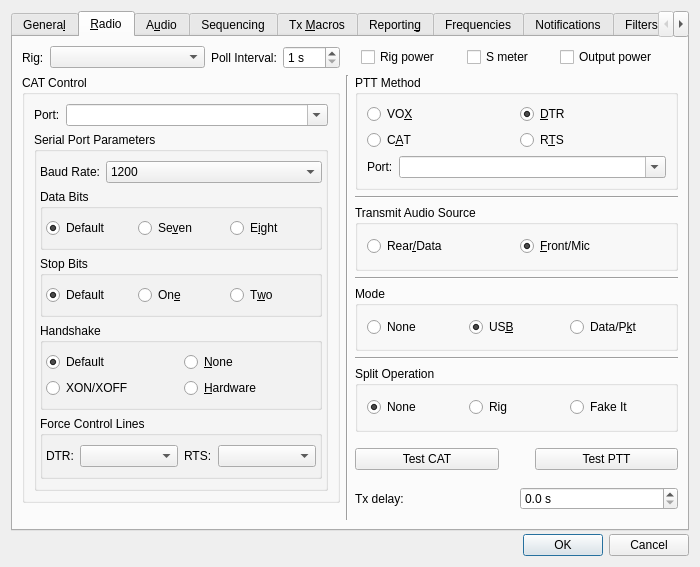
The window that Configuration.ui (jtdx-project/jtdx) describes before a commit, drawn with Qt 5.
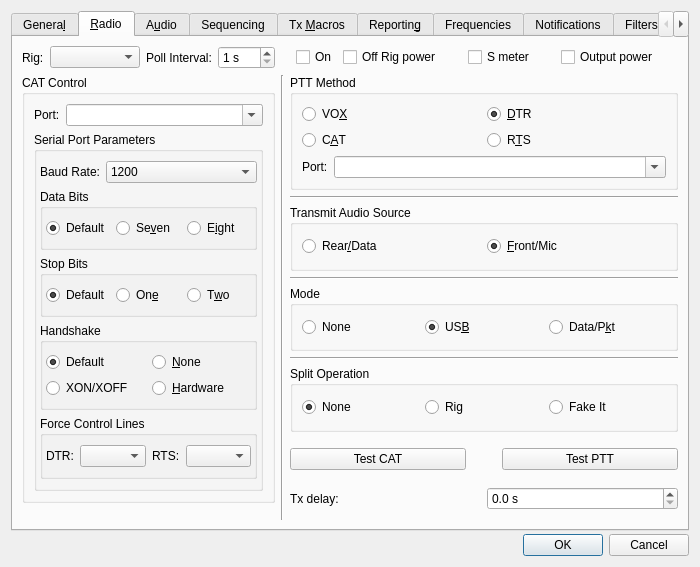
The same window after the commit. The open tabs and pages were chosen to show the change.

Diff of the .ui file:
```diff
--- a/Configuration.ui
+++ b/Configuration.ui
@@ -750,7 +750,23 @@
             <string>&lt;html&gt;&lt;head/&gt;&lt;body&gt;&lt;p&gt;Request switch on/off rig power when supported in  Hamlib.&lt;/p&gt;&lt;/body&gt;&lt;/html&gt;</string>
            </property>
            <property name="text">
-            <string>Rig power</string>
+            <string>On</string>
+           </property>
+          </widget>
+         </item>
+         <item>
+          <widget class="QCheckBox" name="rig_power_off_check_box">
+           <property name="sizePolicy">
+            <sizepolicy hsizetype="Preferred" vsizetype="Fixed">
+             <horstretch>0</horstretch>
+             <verstretch>0</verstretch>
+            </sizepolicy>
+           </property>
+           <property name="toolTip">
+            <string>&lt;html&gt;&lt;head/&gt;&lt;body&gt;&lt;p&gt;Request switch off rig power when supported in Hamlib.&lt;/p&gt;&lt;/body&gt;&lt;/html&gt;</string>
+           </property>
+           <property name="text">
+            <string>Off Rig power</string>
            </property>
           </widget>
          </item>
```
Left out of the diff: 2 changed lines with no effect on the pictures.
